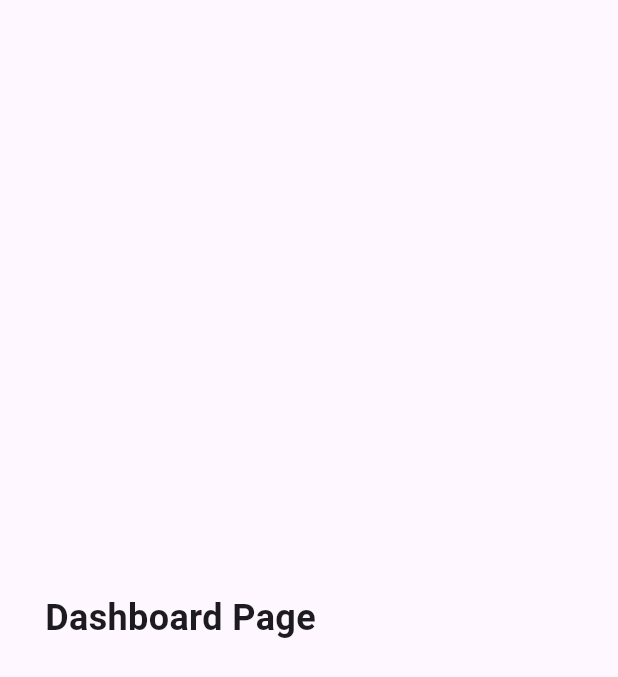
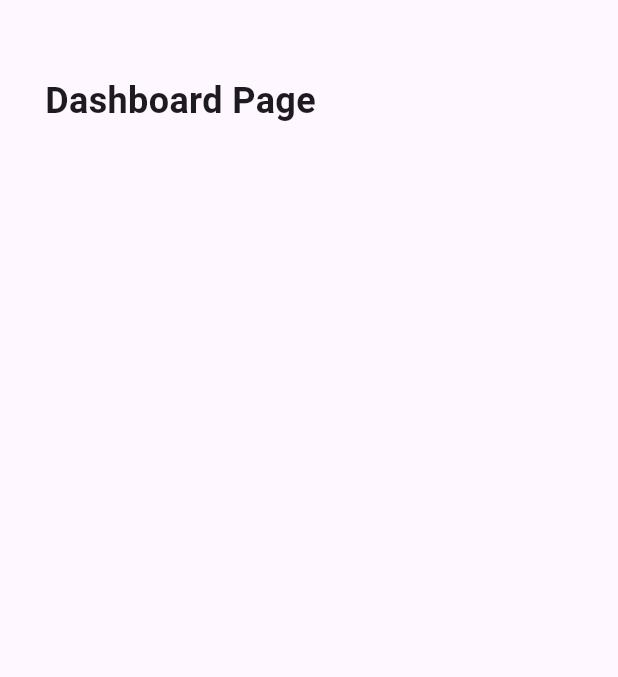
Before and after one commit to NRG-6-IOT/BykerZ-Mobile-Application, a Flutter app: the Dashboard screen opened directly, on a phone screen of 412 x 824 dp. Shown: the top 677 px of the screen. Run offline on Flutter 3.47's test engine with Material 3 defaults, Android fonts, the phone set to English and light mode, and no system bars.

Commit message:
fix: fixed paddings.

```diff
--- a/lib/maintenance_and_operations/presentation/pages/expenses.dart
+++ b/lib/maintenance_and_operations/presentation/pages/expenses.dart
@@ -7,9 +7,8 @@ class Expenses extends StatelessWidget {
   Widget build(BuildContext context) {
     return Scaffold(
       body: Padding(
-        padding: const EdgeInsets.all(30),
+        padding: const EdgeInsets.symmetric(horizontal: 30, vertical: 50),
         child: Column(
-          mainAxisAlignment: MainAxisAlignment.center,
           children: [
             Text(
                 'Expenses Page',
--- a/lib/maintenance_and_operations/presentation/pages/maintenance.dart
+++ b/lib/maintenance_and_operations/presentation/pages/maintenance.dart
@@ -7,9 +7,8 @@ class Maintenance extends StatelessWidget {
   Widget build(BuildContext context) {
     return Scaffold(
       body: Padding(
-        padding: const EdgeInsets.all(30),
+        padding: const EdgeInsets.symmetric(horizontal: 30, vertical: 50),
         child: Column(
-          mainAxisAlignment: MainAxisAlignment.center,
           children: [
             Text(
                 'Maintenance Page',
--- a/lib/shared/presentation/pages/dashboard.dart
+++ b/lib/shared/presentation/pages/dashboard.dart
@@ -7,9 +7,8 @@ class Dashboard extends StatelessWidget {
   Widget build(BuildContext context) {
     return Scaffold(
       body: Padding(
-        padding: const EdgeInsets.all(30),
+        padding: const EdgeInsets.symmetric(horizontal: 30, vertical: 50),
         child: Column(
-          mainAxisAlignment: MainAxisAlignment.center,
           children: [
             Text(
                 'Dashboard Page',
--- a/lib/vehicle_management/presentation/pages/vehicles.dart
+++ b/lib/vehicle_management/presentation/pages/vehicles.dart
@@ -7,9 +7,8 @@ class Vehicles extends StatelessWidget {
   Widget build(BuildContext context) {
     return Scaffold(
       body: Padding(
-        padding: const EdgeInsets.all(30),
+        padding: const EdgeInsets.symmetric(horizontal: 30, vertical: 50),
         child: Column(
-          mainAxisAlignment: MainAxisAlignment.center,
           children: [
             Text(
                 'Vehicles Page',
--- a/lib/vehicle_wellness/presentation/pages/monitoring.dart
+++ b/lib/vehicle_wellness/presentation/pages/monitoring.dart
@@ -7,9 +7,8 @@ class Monitoring extends StatelessWidget {
   Widget build(BuildContext context) {
     return Scaffold(
       body: Padding(
-        padding: const EdgeInsets.all(30),
+        padding: const EdgeInsets.symmetric(horizontal: 30, vertical: 50),
         child: Column(
-          mainAxisAlignment: MainAxisAlignment.center,
           children: [
             Text(
                 'Monitoring Page',
```
Also changed, not shown: lib/iam/presentation/pages/login.dart (+8 -2 lines).
